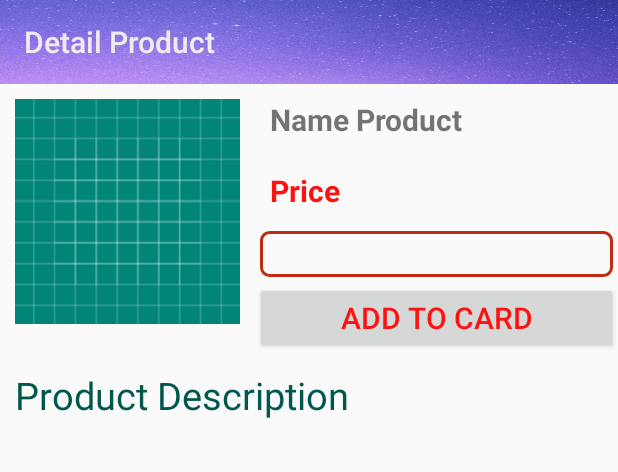
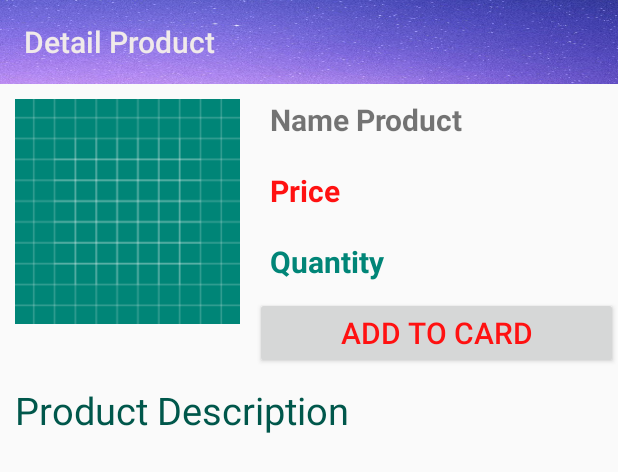
Before and after one commit to kynhanht/ShopOnline, an Android app: the layout activity_detail_product.xml on its own in the app's theme, with its tools: preview values and no code run, on a phone screen of 412 x 824 dp. Shown: the top 472 px of the screen. Run offline under Robolectric (Android 15) with nearby library versions, the phone set to English and light mode, and no system bars.

Commit message:
Update screen

```diff
--- a/app/src/main/java/com/example/shoponline/activity/CartActivity.java
+++ b/app/src/main/java/com/example/shoponline/activity/CartActivity.java
@@ -115,6 +115,12 @@ public class CartActivity extends AppCompatActivity  {
                             cartItemList.get(i).getPriceProduct()
                     });
                 }
+                //update quantity for product
+                for(int i=0;i<cartItemList.size();i++){
+                    int newQuantity=cartItemList.get(i).getRealQuantity()-cartItemList.get(i).getQuantity();
+                    int productId=cartItemList.get(i).getProductId();
+                    db.execSQL(Constant.UPDATE_QUANTITY_PRODUCT,new Object[]{newQuantity,productId});
+                }
                 finish();
                 MainActivity.cart=new Cart();
 
--- a/app/src/main/java/com/example/shoponline/constant/Constant.java
+++ b/app/src/main/java/com/example/shoponline/constant/Constant.java
@@ -89,5 +89,9 @@ public class Constant {
 
     public static final String INSERT_ORDER_LINE="" +
             "INSERT INTO OrderLine(orderId,productId,quantity,unitPrice) VALUES(?,?,?,?)";
+    //update
+    public static final  String UPDATE_QUANTITY_PRODUCT="" +
+            "UPDATE PRODUCT SET quantity=? " +
+            "WHERE productId=?";
 
 }
--- a/app/src/main/res/layout/activity_detail_product.xml
+++ b/app/src/main/res/layout/activity_detail_product.xml
@@ -43,12 +43,13 @@
                     android:textSize="20sp"
                     android:layout_width="wrap_content"
                     android:layout_height="wrap_content"/>
-                <Spinner
-                    android:background="@drawable/spinner"
-                    android:layout_margin="3dp"
-                    android:padding="15dp"
-                    android:id="@+id/quantitySpinner"
-                    android:textAlignment="center"
+                <TextView
+                    android:id="@+id/detailQuantityTv"
+                    android:layout_margin="10dp"
+                    android:text="Quantity"
+                    android:textStyle="bold"
+                    android:textSize="20sp"
+                    android:textColor="@color/colorPrimary"
                     android:layout_marginTop="20dp"
                     android:layout_width="match_parent"
                     android:layout_height="wrap_content"/>
```
Also changed, not shown: app/src/main/java/com/example/shoponline/activity/DetailProductActivity.java (+5 -9 lines), app/src/main/java/com/example/shoponline/activity/MainActivity.java (+9 -30 lines), app/src/main/java/com/example/shoponline/activity/ProductActivity.java (+6 -3 lines), app/src/main/java/com/example/shoponline/apdapter/CartItemAdapter.java (+5 -3 lines), app/src/main/java/com/example/shoponline/model/CartItem.java (+11 -1 lines).
